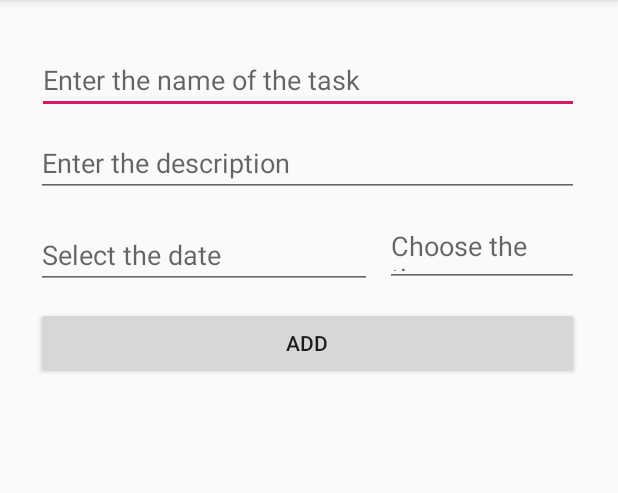
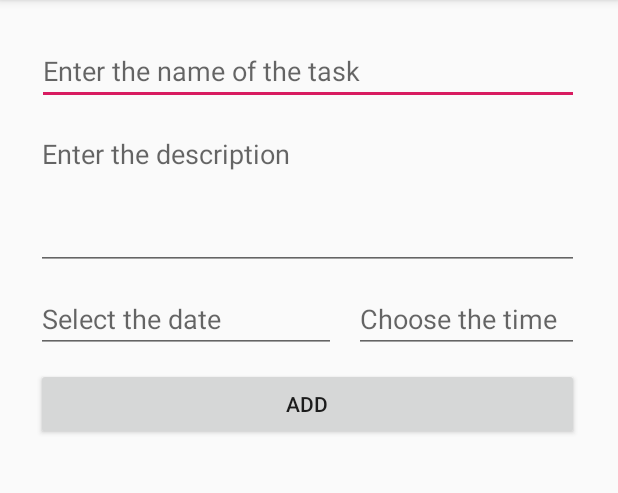
Before and after one commit to ve3xone/kronos-todo-app, an Android app: the screen it shows after launch (MainActivity), on a phone screen of 412 x 824 dp, the part 84-577 px from its top. Run offline under Robolectric (Android 15) with nearby library versions, the phone set to English and light mode, and no system bars; our stand-ins replace Room's generated code, data binding; libraries missing offline, so code that uses them is left out: org.jetbrains.anko.

Commit message:
Поправил всю страницу + добавил multiline описанию

```diff
--- a/app/src/main/res/layout/activity_main.xml
+++ b/app/src/main/res/layout/activity_main.xml
@@ -26,7 +26,7 @@
                 app:layout_constraintEnd_toEndOf="parent"
                 android:layout_marginEnd="8dp"
                 android:layout_marginRight="8dp"
-                android:layout_marginTop="16dp"
+                android:layout_marginTop="10dp"
                 app:layout_constraintHorizontal_bias="1.0" />
 
         <CalendarView
@@ -44,7 +44,7 @@
                 android:text="@string/add"
                 android:layout_width="0dp"
                 android:layout_height="wrap_content"
-                android:layout_marginTop="12dp"
+                android:layout_marginTop="10dp"
                 app:layout_constraintTop_toBottomOf="@+id/etdate"
                 android:layout_marginEnd="8dp"
                 app:layout_constraintEnd_toEndOf="parent"
@@ -55,55 +55,60 @@
                 app:layout_constraintHorizontal_bias="1.0" />
 
         <EditText
+                android:id="@+id/etdate"
+                android:inputType="none"
+                android:focusable="false"
+                android:hint="@string/add_date"
+                android:layout_width="200dp"
+                android:layout_height="wrap_content"
+                android:layout_marginTop="10dp"
+                android:text="@={vieModel.date}"
+                app:layout_constraintTop_toBottomOf="@+id/editDesc"
+                app:layout_constraintStart_toStartOf="parent"
+                android:layout_marginLeft="8dp"
+                android:layout_marginStart="8dp" />
+
+        <EditText
                 android:id="@+id/etTime"
                 android:hint="@string/add_time"
                 android:focusable="false"
                 android:inputType="none"
-                android:layout_width="129dp"
+                android:layout_width="150dp"
                 android:text="@={vieModel.time}"
                 android:layout_height="44dp"
                 app:layout_constraintEnd_toEndOf="parent"
                 app:layout_constraintTop_toTopOf="@+id/etdate"
                 app:layout_constraintBottom_toBottomOf="@+id/etdate"
                 app:layout_constraintStart_toEndOf="@+id/etdate"
-                android:layout_marginLeft="8dp"
-                android:layout_marginStart="8dp"
-                app:layout_constraintHorizontal_bias="0.111"
-                app:layout_constraintVertical_bias="0.0" />
-
-        <EditText
-                android:id="@+id/etdate"
-                android:inputType="none"
-                android:focusable="false"
-                android:hint="@string/add_date"
-                android:layout_width="224dp"
-                android:layout_height="wrap_content"
-                android:layout_marginTop="16dp"
-                android:text="@={vieModel.date}"
-                app:layout_constraintTop_toBottomOf="@+id/editDesc"
-                app:layout_constraintStart_toStartOf="parent"
-                android:layout_marginLeft="8dp"
-                android:layout_marginStart="8dp" />
+                android:layout_marginLeft="10dp"
+                android:layout_marginStart="10dp"
+                app:layout_constraintHorizontal_bias="0.222"
+                app:layout_constraintVertical_bias="1.0" />
 
         <androidx.recyclerview.widget.RecyclerView
                 android:id="@+id/rvTodoList"
-                android:layout_width="359dp"
-                android:layout_height="466dp"
+                android:layout_width="0dp"
+                android:layout_height="400dp"
                 tools:listitem="@layout/item_tolist"
+                android:layout_marginTop="0dp"
+                app:layout_constraintTop_toBottomOf="@+id/bAddList"
                 app:layout_constraintEnd_toEndOf="parent"
                 android:layout_marginEnd="8dp"
                 android:layout_marginRight="8dp"
                 app:layout_constraintStart_toStartOf="parent"
                 android:layout_marginLeft="8dp"
                 android:layout_marginStart="8dp"
-                android:layout_marginBottom="8dp"
-                app:layout_constraintBottom_toBottomOf="parent"
-                app:layout_constraintTop_toBottomOf="@+id/bAddList" />
+                app:layout_constraintBottom_toBottomOf="parent" />
 
         <EditText
                 android:layout_width="362dp"
-                android:layout_height="43dp"
-                android:inputType="text"
+                android:layout_height="100dp"
+                android:inputType="textMultiLine"
+                android:lines="8"
+                android:minLines="6"
+                android:gravity="top|start"
+                android:maxLines="10"
+                android:scrollbars="vertical"
                 android:hint="@string/add_desc"
                 android:text="@={vieModel.desc}"
                 android:ems="10"
@@ -112,7 +117,7 @@
                 android:layout_marginLeft="8dp"
                 android:layout_marginStart="8dp"
                 app:layout_constraintTop_toBottomOf="@+id/editText"
-                android:layout_marginTop="12dp" />
+                android:layout_marginTop="10dp" />
 
     </androidx.constraintlayout.widget.ConstraintLayout>
 </layout>
```
